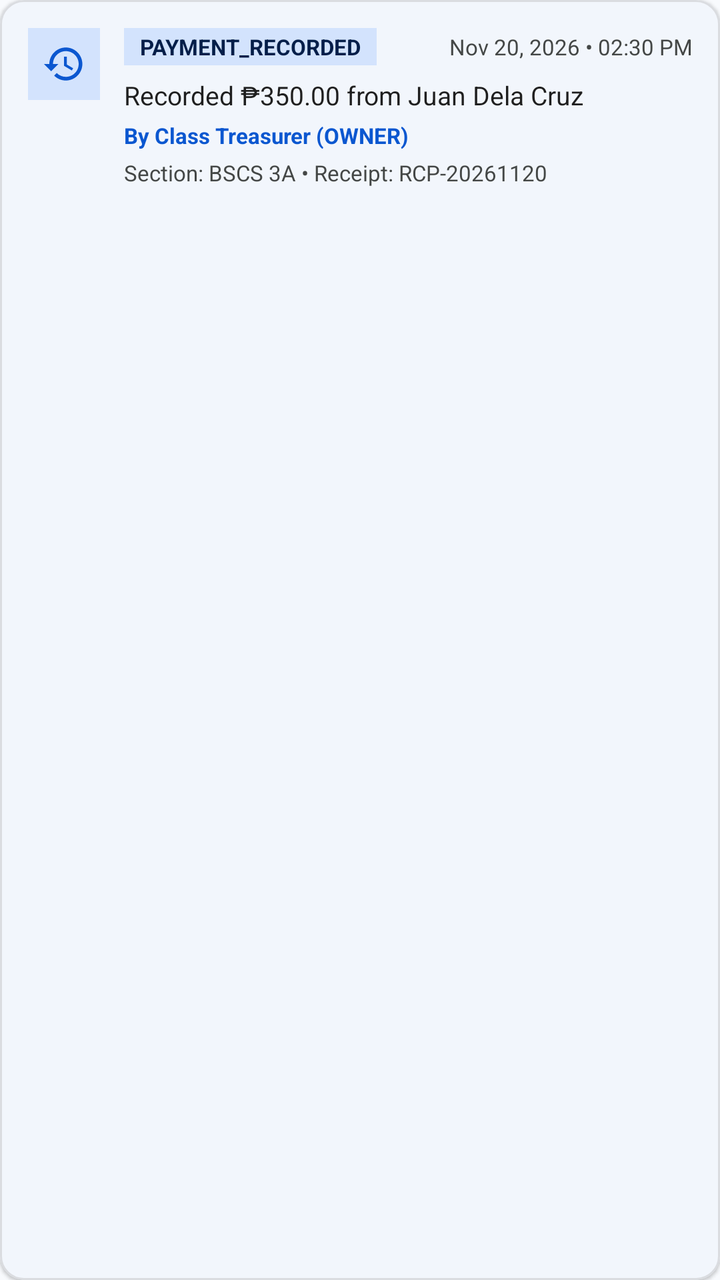
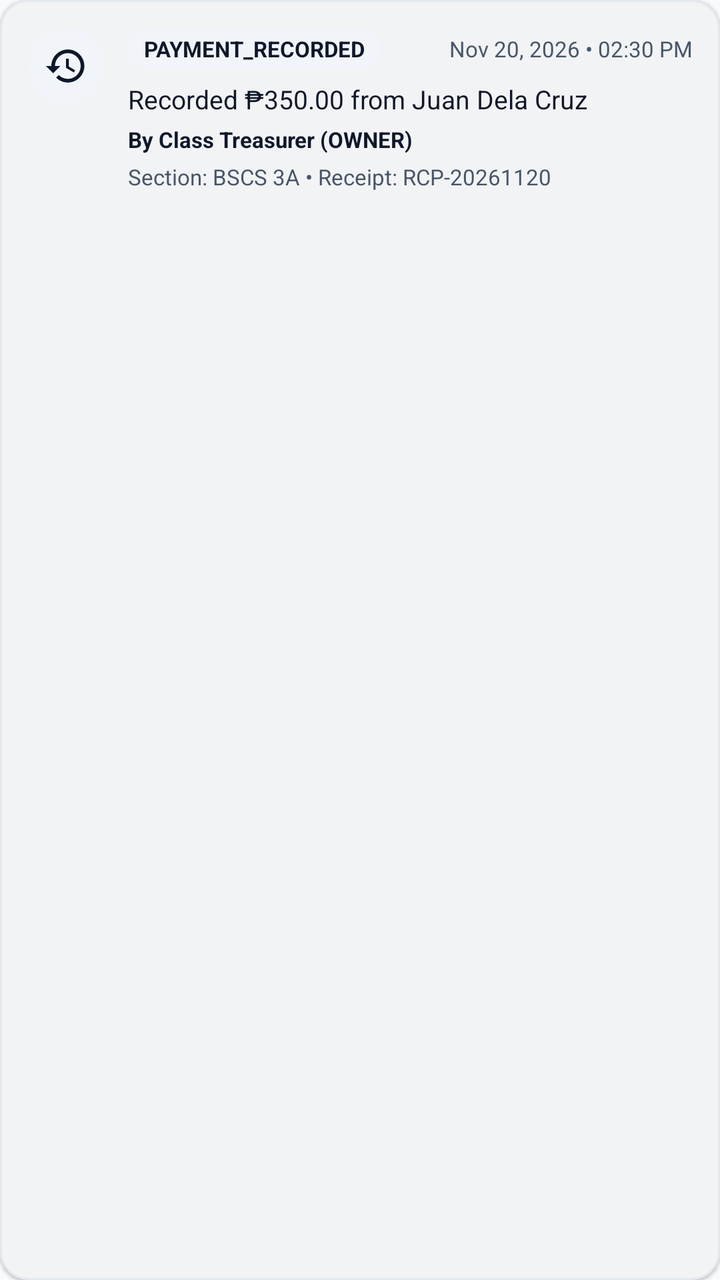

Screens rendered from an Android XML layout before and after an edit, with the pre-edit source and the edit as a unified diff.
<!-- AndroidManifest.xml: application theme Theme.QR_PaymentScan_Cash_N_Online -->
<!-- res/layout/item_audit_log.xml -->
<?xml version="1.0" encoding="utf-8"?>
<com.google.android.material.card.MaterialCardView xmlns:android="http://schemas.android.com/apk/res/android"
    xmlns:app="http://schemas.android.com/apk/res-auto"
    android:layout_width="match_parent"
    android:layout_height="wrap_content"
    android:layout_marginVertical="4dp"
    app:cardBackgroundColor="@color/card_surface"
    app:cardCornerRadius="12dp"
    app:cardElevation="1dp"
    app:strokeColor="@color/divider_color"
    app:strokeWidth="1dp">

    <LinearLayout
        android:layout_width="match_parent"
        android:layout_height="wrap_content"
        android:gravity="top"
        android:orientation="horizontal"
        android:padding="14dp">

        <ImageView
            android:id="@+id/ivAuditActionIcon"
            android:layout_width="36dp"
            android:layout_height="36dp"
            android:background="@color/primary_container"
            android:contentDescription="Audit Event"
            android:padding="7dp"
            android:src="@drawable/ic_history"
            app:tint="@color/primary" />

        <LinearLayout
            android:layout_width="0dp"
            android:layout_height="wrap_content"
            android:layout_marginStart="12dp"
            android:layout_weight="1"
            android:orientation="vertical">

            <LinearLayout
                android:layout_width="match_parent"
                android:layout_height="wrap_content"
                android:gravity="center_vertical"
                android:orientation="horizontal">

                <TextView
                    android:id="@+id/tvAuditActionBadge"
                    android:layout_width="wrap_content"
                    android:layout_height="wrap_content"
                    android:background="@color/primary_container"
                    android:paddingHorizontal="8dp"
                    android:paddingVertical="2dp"
                    android:text="PAYMENT_RECORDED"
                    android:textColor="@color/on_primary_container"
                    android:textSize="11sp"
                    android:textStyle="bold" />

                <TextView
                    android:id="@+id/tvAuditTimestamp"
                    android:layout_width="0dp"
                    android:layout_height="wrap_content"
                    android:layout_weight="1"
                    android:gravity="end"
                    android:text="Nov 20, 2026 • 02:30 PM"
                    android:textColor="@color/text_secondary"
                    android:textSize="11sp" />
            </LinearLayout>

            <TextView
                android:id="@+id/tvAuditDetails"
                android:layout_width="match_parent"
                android:layout_height="wrap_content"
                android:layout_marginTop="6dp"
                android:text="Recorded ₱350.00 from Juan Dela Cruz"
                android:textColor="@color/text_primary"
                android:textSize="13sp" />

            <TextView
                android:id="@+id/tvAuditActorBadge"
                android:layout_width="wrap_content"
                android:layout_height="wrap_content"
                android:layout_marginTop="4dp"
                android:text="By Class Treasurer (OWNER)"
                android:textColor="@color/primary"
                android:textSize="11sp"
                android:textStyle="bold" />

            <TextView
                android:id="@+id/tvAuditMeta"
                android:layout_width="match_parent"
                android:layout_height="wrap_content"
                android:layout_marginTop="4dp"
                android:text="Section: BSCS 3A • Receipt: RCP-20261120"
                android:textColor="@color/text_secondary"
                android:textSize="11sp" />
        </LinearLayout>
    </LinearLayout>
</com.google.android.material.card.MaterialCardView>
<!-- resources referenced by this layout -->
<resources>
  <color name="card_surface">#FFFFFFFF</color>
  <color name="divider_color">#FFDADCE0</color>
  <color name="on_primary_container">#FF041E49</color>
  <color name="primary">#FF0B57D0</color>
  <color name="primary_container">#FFD3E3FD</color>
  <color name="text_primary">#FF1F1F1F</color>
  <color name="text_secondary">#FF444746</color>
  <!-- drawable ic_history (drawable) -->
  <vector xmlns:android="http://schemas.android.com/apk/res/android"
      android:width="24dp"
      android:height="24dp"
      android:viewportWidth="24"
      android:viewportHeight="24">
      <path
          android:fillColor="#FF000000"
          android:pathData="M13,3c-4.97,0 -9,4.03 -9,9H1l3.89,3.89l0.07,0.14L9,12H6c0,-3.87 3.13,-7 7,-7s7,3.13 7,7s-3.13,7 -7,7c-1.93,0 -3.68,-0.79 -4.94,-2.06l-1.42,1.42C8.27,19.99 10.51,21 13,21c4.97,0 9,-4.03 9,-9S17.97,3 13,3zM12,8v5l4.28,2.54l0.72,-1.21l-3.5,-2.08V8H12z" />
  </vector>
  <style name="Theme.QR_PaymentScan_Cash_N_Online" parent="Base.Theme.QR_PaymentScan_Cash_N_Online" />
  <style name="Base.Theme.QR_PaymentScan_Cash_N_Online" parent="Theme.Material3.Light.NoActionBar">
          <item name="colorPrimary">@color/primary</item>
          <item name="colorOnPrimary">@color/on_primary</item>
          <item name="colorPrimaryContainer">@color/primary_container</item>
          <item name="colorOnPrimaryContainer">@color/on_primary_container</item>
          <item name="colorSecondary">@color/secondary</item>
          <item name="colorOnSecondary">@color/on_secondary</item>
          <item name="colorSecondaryContainer">@color/secondary_container</item>
          <item name="colorOnSecondaryContainer">@color/on_secondary_container</item>
          <item name="android:colorBackground">@color/background_surface</item>
          <item name="colorSurface">@color/card_surface</item>
          <item name="android:statusBarColor">@color/primary</item>
      </style>
  <color name="on_primary">#FFFFFFFF</color>
  <color name="secondary">#FF00639B</color>
  <color name="on_secondary">#FFFFFFFF</color>
  <color name="secondary_container">#FFC2E7FF</color>
  <color name="on_secondary_container">#FF001D35</color>
  <color name="background_surface">#FFF8FAFD</color>
</resources>

<!-- the commit's change to res/layout/item_audit_log.xml (unified diff, before → after) -->
@@ -5,9 +5,9 @@
     android:layout_height="wrap_content"
     android:layout_marginVertical="4dp"
     app:cardBackgroundColor="@color/card_surface"
-    app:cardCornerRadius="12dp"
+    app:cardCornerRadius="14dp"
     app:cardElevation="1dp"
-    app:strokeColor="@color/divider_color"
+    app:strokeColor="@color/card_stroke"
     app:strokeWidth="1dp">
 
     <LinearLayout
@@ -19,13 +19,14 @@
 
         <ImageView
             android:id="@+id/ivAuditActionIcon"
-            android:layout_width="36dp"
-            android:layout_height="36dp"
-            android:background="@color/primary_container"
+            android:layout_width="38dp"
+            android:layout_height="38dp"
+            android:background="@drawable/bg_badge_pill"
+            android:backgroundTint="@color/surface_variant"
             android:contentDescription="Audit Event"
-            android:padding="7dp"
+            android:padding="8dp"
             android:src="@drawable/ic_history"
-            app:tint="@color/primary" />
+            app:tint="@color/brand_primary" />
 
         <LinearLayout
             android:layout_width="0dp"
@@ -44,11 +45,12 @@
                     android:id="@+id/tvAuditActionBadge"
                     android:layout_width="wrap_content"
                     android:layout_height="wrap_content"
-                    android:background="@color/primary_container"
+                    android:background="@drawable/bg_badge_pill"
+                    android:backgroundTint="@color/surface_variant"
                     android:paddingHorizontal="8dp"
-                    android:paddingVertical="2dp"
+                    android:paddingVertical="3dp"
                     android:text="PAYMENT_RECORDED"
-                    android:textColor="@color/on_primary_container"
+                    android:textColor="@color/text_primary"
                     android:textSize="11sp"
                     android:textStyle="bold" />
 
@@ -57,6 +59,7 @@
                     android:layout_width="0dp"
                     android:layout_height="wrap_content"
                     android:layout_weight="1"
+                    android:fontFeatureSettings="tnum"
                     android:gravity="end"
                     android:text="Nov 20, 2026 • 02:30 PM"
                     android:textColor="@color/text_secondary"
@@ -68,6 +71,7 @@
                 android:layout_width="match_parent"
                 android:layout_height="wrap_content"
                 android:layout_marginTop="6dp"
+                android:fontFeatureSettings="tnum"
                 android:text="Recorded ₱350.00 from Juan Dela Cruz"
                 android:textColor="@color/text_primary"
                 android:textSize="13sp" />
@@ -78,7 +82,7 @@
                 android:layout_height="wrap_content"
                 android:layout_marginTop="4dp"
                 android:text="By Class Treasurer (OWNER)"
-                android:textColor="@color/primary"
+                android:textColor="@color/brand_primary"
                 android:textSize="11sp"
                 android:textStyle="bold" />
 
@@ -87,6 +91,7 @@
                 android:layout_width="match_parent"
                 android:layout_height="wrap_content"
                 android:layout_marginTop="4dp"
+                android:fontFeatureSettings="tnum"
                 android:text="Section: BSCS 3A • Receipt: RCP-20261120"
                 android:textColor="@color/text_secondary"
                 android:textSize="11sp" />
<!-- resource entries referenced after the edit -->
@@ -1,12 +1,21 @@
 <!-- resources referenced by this layout -->
 <resources>
+  <color name="brand_primary">#FF0F172A</color>
+  <color name="card_stroke">#FFE2E8F0</color>
   <color name="card_surface">#FFFFFFFF</color>
-  <color name="divider_color">#FFDADCE0</color>
-  <color name="on_primary_container">#FF041E49</color>
-  <color name="primary">#FF0B57D0</color>
-  <color name="primary_container">#FFD3E3FD</color>
-  <color name="text_primary">#FF1F1F1F</color>
-  <color name="text_secondary">#FF444746</color>
+  <color name="surface_variant">#FFF1F5F9</color>
+  <color name="on_primary_container">#FF0F172A</color>
+  <color name="primary">#FF0F172A</color>
+  <color name="primary_container">#FFE2E8F0</color>
+  <color name="text_primary">#FF0F172A</color>
+  <color name="text_secondary">#FF475569</color>
+  <!-- drawable bg_badge_pill (drawable) -->
+  <?xml version="1.0" encoding="utf-8"?>
+  <shape xmlns:android="http://schemas.android.com/apk/res/android"
+      android:shape="rectangle">
+      <corners android:radius="999dp" />
+      <solid android:color="@color/primary_container" />
+  </shape>
   <!-- drawable ic_history (drawable) -->
   <vector xmlns:android="http://schemas.android.com/apk/res/android"
       android:width="24dp"
@@ -32,10 +41,10 @@
           <item name="android:statusBarColor">@color/primary</item>
       </style>
   <color name="on_primary">#FFFFFFFF</color>
-  <color name="secondary">#FF00639B</color>
+  <color name="secondary">#FF334155</color>
   <color name="on_secondary">#FFFFFFFF</color>
-  <color name="secondary_container">#FFC2E7FF</color>
-  <color name="on_secondary_container">#FF001D35</color>
-  <color name="background_surface">#FFF8FAFD</color>
+  <color name="secondary_container">#FFF1F5F9</color>
+  <color name="on_secondary_container">#FF0F172A</color>
+  <color name="background_surface">#FFF8FAFC</color>
 </resources>
 
